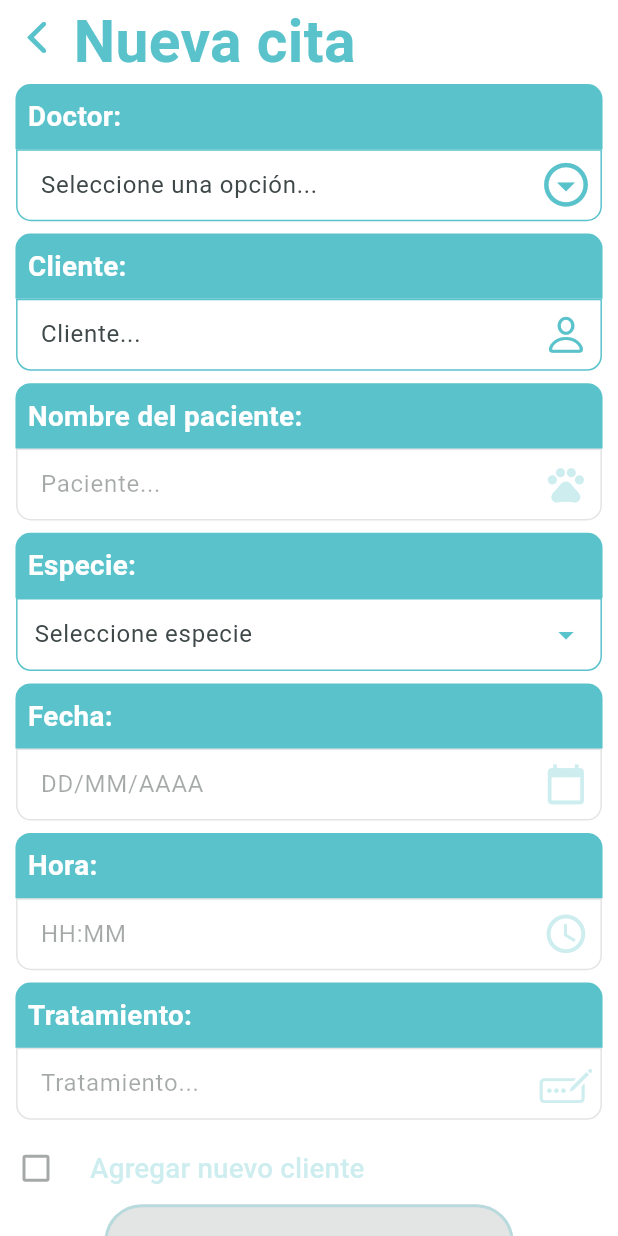
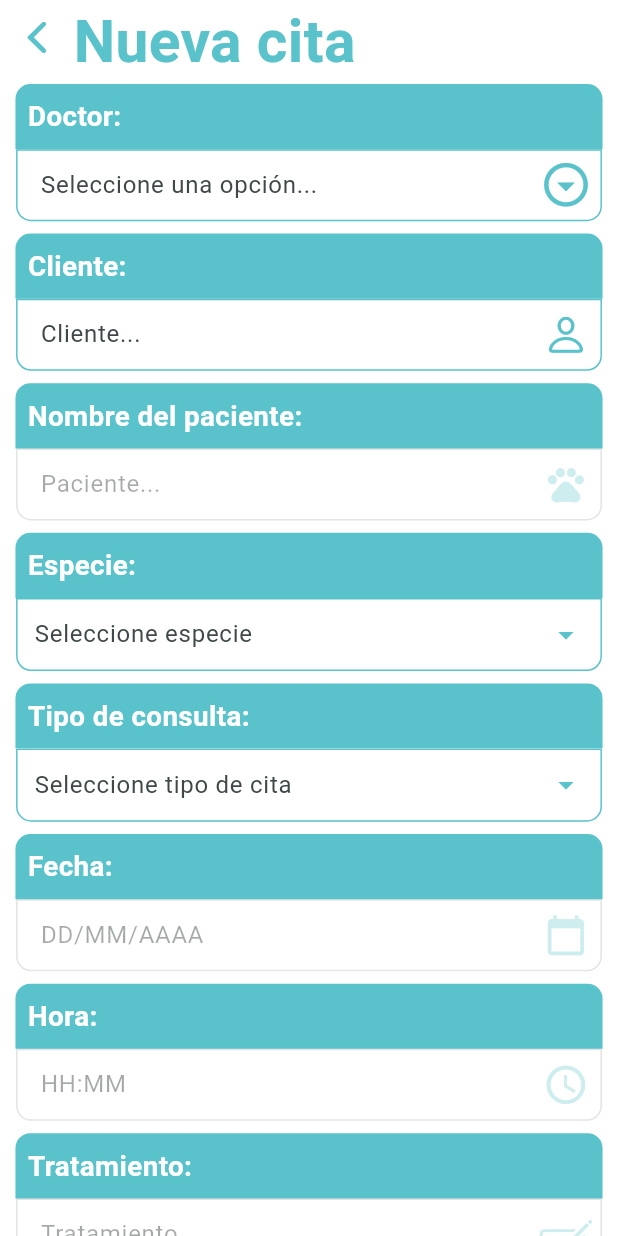
Before and after one commit to KodaSolutions/agendaapp, a Flutter app: the AppointmentForm screen opened directly with empty values, on a phone screen of 412 x 824 dp. Run offline on Flutter 3.47's test engine with Material 3 defaults, Android fonts, the phone set to English and light mode, and no system bars; our stand-ins replace connectivity_plus, firebase_core, firebase_messaging, flutter_keyboard_visibility, flutter_secure_storage, flutter_slidable and 6 more; missing offline and left inert: alphabet_list_view, dart:ffi, jaguar_jwt; accounts and stored records are empty; network calls fail.

```diff
--- a/lib/forms/appoinmentForm.dart
+++ b/lib/forms/appoinmentForm.dart
@@ -2,6 +2,7 @@ import 'dart:async';
 import 'dart:convert';
 import 'dart:io';
 import 'dart:ui';
+import 'package:agenda_app/forms/boxes.dart';
 import 'package:agenda_app/usersConfig/selBoxUser.dart';
 import 'package:flutter/cupertino.dart';
 import 'package:flutter/material.dart';
@@ -22,7 +23,6 @@ import '../utils/PopUpTabs/addNewClientandAppointment.dart';
 import '../utils/PopUpTabs/appointmetSuccessfullyCreated.dart';
 import '../utils/PopUpTabs/closeAppointmentScreen.dart';
 import '../utils/timer.dart';
-import 'boxes.dart';
 import 'clientForm.dart';
 
 class AppointmentForm extends StatefulWidget {
@@ -88,6 +88,7 @@ class _AppointmentFormState extends State<AppointmentForm> with SingleTickerProv
   late BuildContext dialogforappointment;
   String nameToCompare = '';
   String? specie;
+  String? apptmType;
   bool amPm = false;
   int? doctor_id_body = 0;
   bool platform = false; //ios False androide True
@@ -307,6 +308,9 @@ class _AppointmentFormState extends State<AppointmentForm> with SingleTickerProv
   void onPet (String? pet) {
     specie = pet!;
   }
+  void onApptmType (String? apptmType) {
+    this.apptmType = apptmType!;
+  }
 
   void _onDateToAppointmentForm(
       String dateToAppointmentForm, bool showCalendar) {
@@ -357,7 +361,7 @@ class _AppointmentFormState extends State<AppointmentForm> with SingleTickerProv
       setState(() {
         users = usersList;
         doctorUsers = usersList
-            .where((user) => user['role'] == 1)
+            .where((user) => user['role'] != 2 && user['id'] !=1 )
             .map((user) => {'id': user['id'], 'name': user['name'], 'role': user['role']})
             .toList();
         isLoadingUsers = false;
@@ -879,6 +883,29 @@ class _AppointmentFormState extends State<AppointmentForm> with SingleTickerProv
                                           right: MediaQuery.of(context).size.width * 0.026
                                       ),
                                       child: Pet(onPet: onPet),),
+                                    TitleContainer(
+                                      decoration: const BoxDecoration(
+                                          color: AppColors3.primaryColor,
+                                          borderRadius: BorderRadius.only(
+                                              topLeft: Radius.circular(10),
+                                              topRight: Radius.circular(10)
+                                          )
+                                      ),
+                                      child: Text(
+                                        'Tipo de consulta: ',
+                                        style: TextStyle(
+                                          color: AppColors3.whiteColor,
+                                          fontSize: MediaQuery.of(context).size.width * 0.045,
+                                          fontWeight: FontWeight.bold,
+                                        ),
+                                      ),
+                                    ),
+                                    Padding(
+                                      padding: EdgeInsets.only(bottom: MediaQuery.of(context).size.width * 0.02,
+                                          left: MediaQuery.of(context).size.width * 0.026,
+                                          right: MediaQuery.of(context).size.width * 0.026
+                                      ),
+                                      child: ApptmType(onApptmType: onApptmType),),
                                     TitleContainer(
                                       decoration: const BoxDecoration(
                                           color: AppColors3.primaryColor,
```
